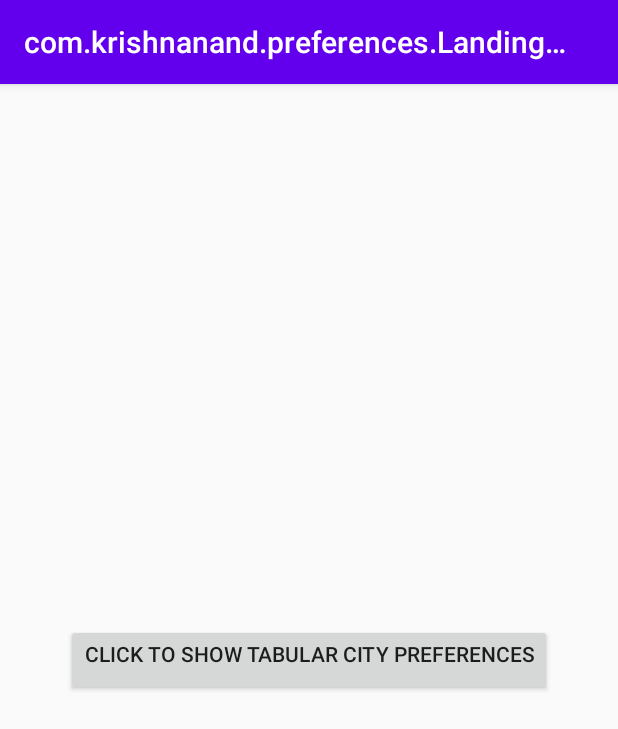
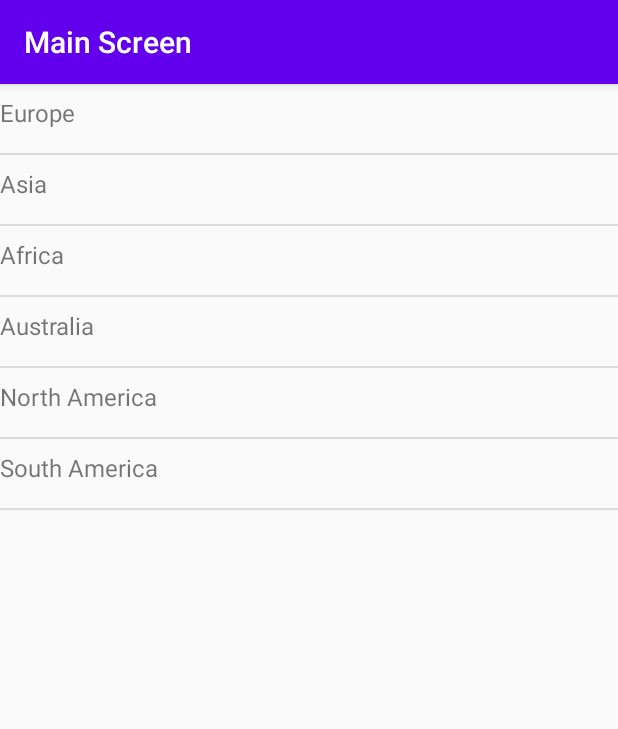
Before and after one commit to kartik-ebay/scroll-preferences-poc, an Android app: the screen it shows after launch (LandingActivity), on a phone screen of 412 x 824 dp. Shown: the top 729 px of the screen. Run offline under Robolectric (Android 15) with nearby library versions, the phone set to English and light mode, and no system bars.

Commit message:
Second pass to scroll to a preference

```diff
--- a/app/src/main/java/com/krishnanand/preferences/CitySettingsFragment.kt
+++ b/app/src/main/java/com/krishnanand/preferences/CitySettingsFragment.kt
@@ -1,6 +1,8 @@
 package com.krishnanand.preferences
 
 import android.os.Bundle
+import android.os.Handler
+import android.widget.Toast
 import androidx.lifecycle.Observer
 import androidx.lifecycle.ViewModelProvider
 import androidx.preference.Preference
@@ -19,7 +21,8 @@ class CitySettingsFragment: PreferenceFragmentCompat() {
     override fun onActivityCreated(savedInstanceState: Bundle?) {
         super.onActivityCreated(savedInstanceState)
         placeViewModel = ViewModelProvider(this).get(PlaceViewModel::class.java)
-        placeViewModel.placesLiveData.observe(requireActivity(), Observer {
+        val fragmentActivity = requireActivity()
+        placeViewModel.placesLiveData.observe(fragmentActivity, Observer {
             val screen = this.preferenceScreen
             for ((continent, places) in it) {
                 val preferenceKey = continent.replace(' ', '_')
@@ -31,9 +34,25 @@ class CitySettingsFragment: PreferenceFragmentCompat() {
                             key = place.city.replace(' ', '_')
                             title = place.city
                             summary = place.country
+                            onPreferenceClickListener = Preference.OnPreferenceClickListener {
+                                Toast.makeText(context, "${it.title} preference was clicked", Toast.LENGTH_SHORT).show()
+                                true
+                            }
                         }
                         screen.addPreference(this)
                         addPreference(preference)
+                    }
+                }
+            }
+            val handler = Handler(fragmentActivity.mainLooper)
+            val selectionExtra = fragmentActivity.intent?.getStringExtra(Constants.SELECTED_PREFERENCE_EXTRA)
+
+            handler.post {
+                val preferenceKey = selectionExtra?.replace(' ', '_')
+                preferenceKey?.let {
+                    val preference = findPreference<Preference>(it)
+                    preference?.let {
+                        scrollToPreference(preference)
                     }
                 }
             }
--- /dev/null
+++ b/app/src/main/java/com/krishnanand/preferences/Constants.kt
@@ -0,0 +1,5 @@
+package com.krishnanand.preferences
+
+object Constants {
+    const val SELECTED_PREFERENCE_EXTRA = "preference_extra";
+}
--- a/app/src/main/java/com/krishnanand/preferences/LandingActivity.kt
+++ b/app/src/main/java/com/krishnanand/preferences/LandingActivity.kt
@@ -1,21 +1,76 @@
 package com.krishnanand.preferences
 
+import android.content.Context
 import android.content.Intent
 import android.os.Bundle
-import android.widget.Button
+import android.view.LayoutInflater
+import android.view.View
+import android.view.ViewGroup
+import android.widget.TextView
 import androidx.appcompat.app.AppCompatActivity
+import androidx.recyclerview.widget.DividerItemDecoration
+import androidx.recyclerview.widget.LinearLayoutManager
+import androidx.recyclerview.widget.RecyclerView
 
 class LandingActivity: AppCompatActivity() {
 
-    lateinit var landingPageButton: Button
+    lateinit var recyclerView: RecyclerView
 
     override fun onCreate(savedInstanceState: Bundle?) {
         super.onCreate(savedInstanceState)
         setContentView(R.layout.activity_landing)
-        landingPageButton = findViewById(R.id.button_preference)
-        landingPageButton.setOnClickListener {
-            val intent = Intent(this, SettingsActivity::class.java)
-            startActivity(intent)
+        setTitle("Main Screen")
+        val preferencesSelectionAdapter = PreferencesSelectionAdapter(this)
+        val linearLayoutManager = LinearLayoutManager(this)
+        recyclerView = findViewById<RecyclerView>(R.id.preferences_recycler_view).apply {
+            setHasFixedSize(true)
+            layoutManager = linearLayoutManager
+            adapter = preferencesSelectionAdapter
+        }
+        recyclerView.addItemDecoration(
+            DividerItemDecoration(recyclerView.context, linearLayoutManager.orientation))
+    }
+
+    internal class PreferencesSelectionViewHolder(private val context: Context, itemView: View): RecyclerView.ViewHolder(itemView), View.OnClickListener {
+        val selectionTextView: TextView
+
+        init {
+            selectionTextView = itemView.findViewById(R.id.preference_selection_text)
+            itemView.setOnClickListener(this)
+        }
+
+        fun bindViewHolder(selection: String) {
+            selectionTextView.setText(selection)
+        }
+
+        override fun onClick(v: View?) {
+            val continent = selectionTextView.text
+            val intent = Intent(context, SettingsActivity::class.java).apply {
+                putExtra(Constants.SELECTED_PREFERENCE_EXTRA, continent)
+            }
+            context.startActivity(intent)
         }
     }
+
+    internal class PreferencesSelectionAdapter(private val context: Context): RecyclerView.Adapter<PreferencesSelectionViewHolder>() {
+        private val continentPreferences: List<String> =
+            mutableListOf("Europe", "Asia", "Africa", "Australia", "North America", "South America");
+
+        override fun onCreateViewHolder(
+            parent: ViewGroup,
+            viewType: Int
+        ): PreferencesSelectionViewHolder {
+            val view = LayoutInflater.from(parent.context).inflate(R.layout.continent_section, parent, false)
+            return PreferencesSelectionViewHolder(context, view)
+        }
+
+        override fun getItemCount(): Int = continentPreferences.size
+
+        override fun onBindViewHolder(holder: PreferencesSelectionViewHolder, position: Int) {
+           val preference = continentPreferences[position]
+
+            holder.bindViewHolder(preference)
+        }
+
+    }
 }
--- a/app/src/main/res/layout/activity_landing.xml
+++ b/app/src/main/res/layout/activity_landing.xml
@@ -1,19 +1,11 @@
 <?xml version="1.0" encoding="utf-8"?>
-<androidx.constraintlayout.widget.ConstraintLayout
+<androidx.coordinatorlayout.widget.CoordinatorLayout
     xmlns:android="http://schemas.android.com/apk/res/android"
     xmlns:app="http://schemas.android.com/apk/res-auto"
     android:layout_width="match_parent"
     android:layout_height="match_parent">
-    <Button
-        android:id="@+id/button_preference"
-        android:layout_width="wrap_content"
-        android:layout_height="wrap_content"
-        android:text="@string/click_to_tabular_preferences"
-        android:gravity="center_horizontal"
-        android:layout_margin="8dp"
-        app:layout_constraintBottom_toBottomOf="parent"
-        app:layout_constraintLeft_toLeftOf="parent"
-        app:layout_constraintTop_toTopOf="parent"
-        app:layout_constraintRight_toRightOf="parent"/>
-
-</androidx.constraintlayout.widget.ConstraintLayout>
+    <androidx.recyclerview.widget.RecyclerView
+        android:layout_width="match_parent"
+        android:layout_height="match_parent"
+        android:id="@+id/preferences_recycler_view" />
+</androidx.coordinatorlayout.widget.CoordinatorLayout>
--- /dev/null
+++ b/app/src/main/res/layout/continent_section.xml
@@ -0,0 +1,14 @@
+<?xml version="1.0" encoding="utf-8"?>
+<FrameLayout xmlns:android="http://schemas.android.com/apk/res/android"
+    android:layout_width="match_parent"
+    android:layout_height="wrap_content">
+    <TextView
+        android:id="@+id/preference_selection_text"
+        android:layout_width="match_parent"
+        android:layout_height="wrap_content"
+        android:layout_marginTop="8dp"
+        android:layout_marginBottom="8dp"
+        android:paddingBottom="8dp"
+        android:textSize="16sp"
+        android:background="@android:color/transparent"/>
+</FrameLayout>
```
